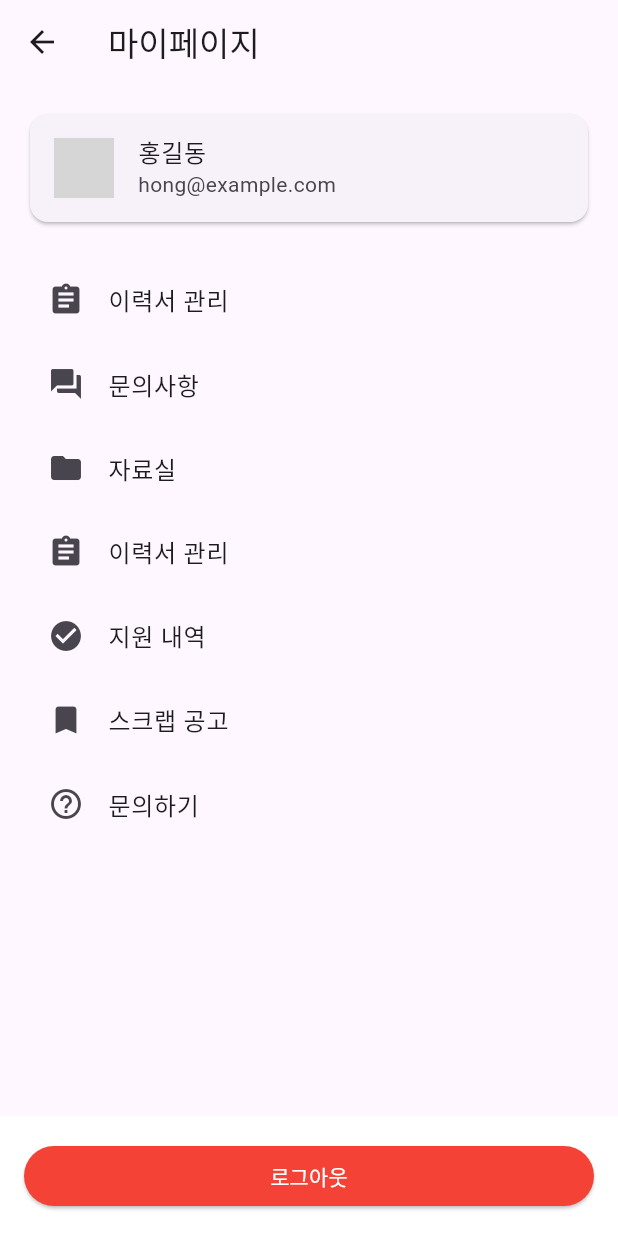
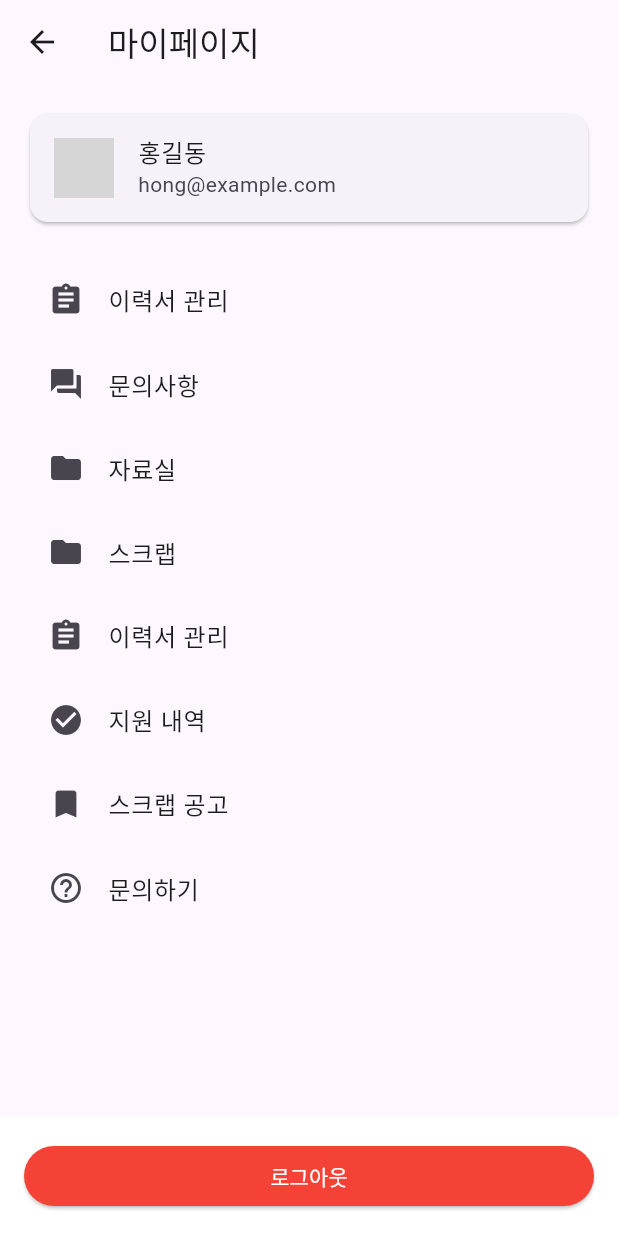
Before and after one commit to ghghtls/peoplejob_frontend, a Flutter app: the MyPage screen opened by its route, on a phone screen of 412 x 824 dp. Run offline on Flutter 3.47's test engine with Material 3 defaults, Android fonts, the phone set to English and light mode, and no system bars; our stand-ins replace cloud_firestore, dio, file_picker, firebase_auth, firebase_storage, flutter_dotenv and 4 more; missing offline and left inert: flutter_quill; accounts and stored records are empty; network calls fail; grey boxes are pictures that could not be loaded.

Commit message:
feat:마이페이지에 스크랩 연결

```diff
--- a/lib/ui/pages/mypage/my_page.dart
+++ b/lib/ui/pages/mypage/my_page.dart
@@ -35,6 +35,13 @@ class MyPage extends StatelessWidget {
                 Navigator.pushNamed(context, '/resources/list');
               },
             ),
+            ListTile(
+              leading: const Icon(Icons.folder),
+              title: const Text('스크랩'),
+              onTap: () {
+                Navigator.pushNamed(context, '/scrap');
+              },
+            ),
 
             const MyPageMenuList(),
           ],
```
